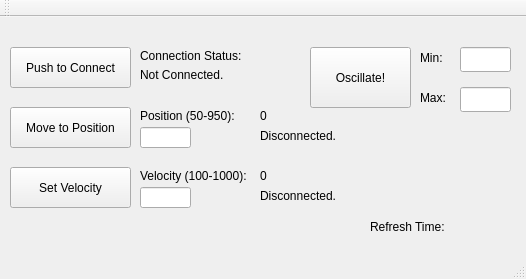
Above: mainwindow.ui from mlamsey/lac_actuator_test03 before the change. Below: the same form after it.
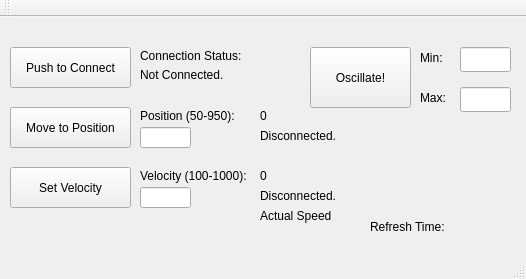
That is the form after the change.

Commit message: added real time velocity

Diff of the .ui file:
```diff
--- a/mainwindow.ui
+++ b/mainwindow.ui
@@ -264,6 +264,19 @@
      <string>Refresh Time:</string>
     </property>
    </widget>
+   <widget class="QLabel" name="velStatusReal">
+    <property name="geometry">
+     <rect>
+      <x>260</x>
+      <y>190</y>
+      <width>91</width>
+      <height>17</height>
+     </rect>
+    </property>
+    <property name="text">
+     <string>Actual Speed</string>
+    </property>
+   </widget>
   </widget>
   <widget class="QMenuBar" name="menuBar">
    <property name="geometry">
```
The commit also changes 4 other files.
